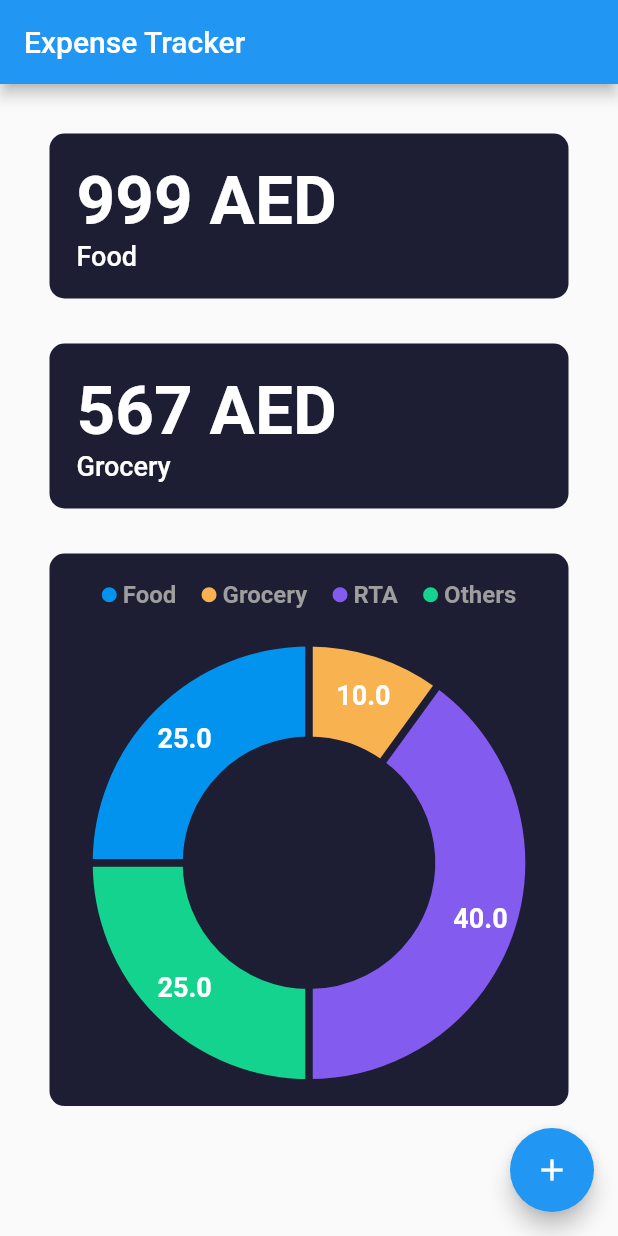
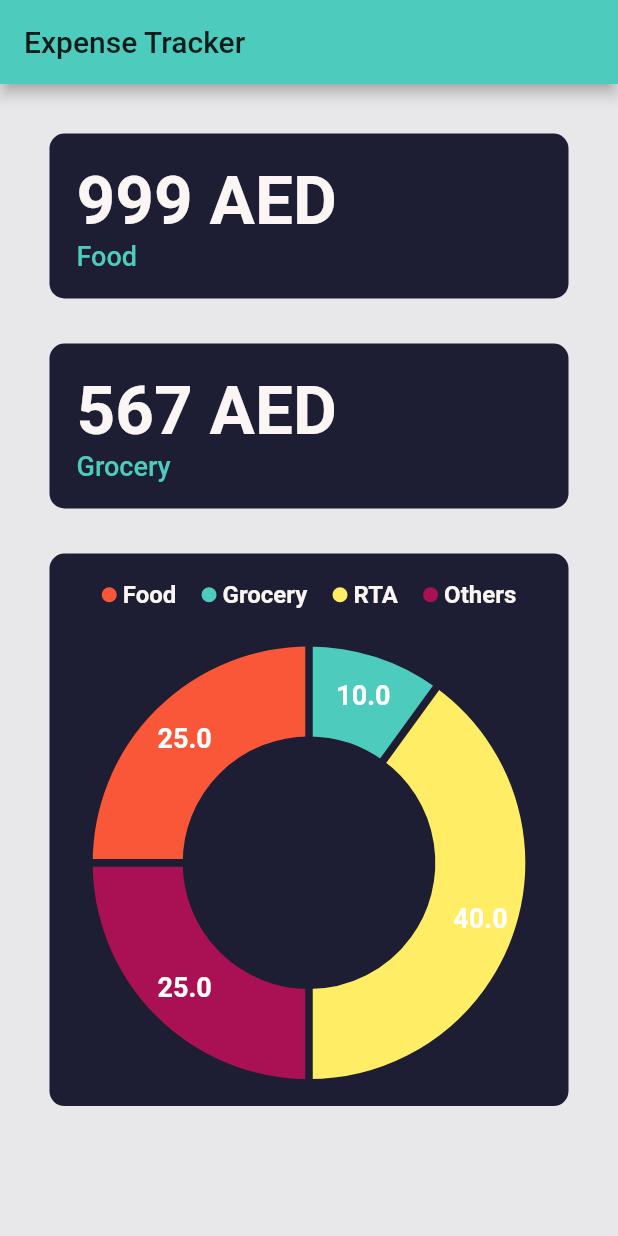
Before and after one commit to Simyan/ExpenseTrackerFlutter, a Flutter app: the screen it shows after launch, on a phone screen of 412 x 824 dp. Run offline on Flutter 3.47's test engine with Material 2 defaults, Android fonts, the phone set to English and light mode, and no system bars; drawn by our look-alikes of fl_chart.

Commit message:
Color scheme

```diff
--- a/lib/components/custom_card.dart
+++ b/lib/components/custom_card.dart
@@ -18,13 +18,15 @@ class CustomCard extends StatelessWidget {
             mainAxisSize: MainAxisSize.min,
             crossAxisAlignment: CrossAxisAlignment.stretch,
             children: <Widget>[
-              Text(value, style: TextStyle(fontSize: 45.0, fontWeight: FontWeight.w700, color: Colors.white)),
-              Text(label, style: TextStyle(fontSize: 18.0, fontWeight: FontWeight.w500, color: Colors.white))
+              Text(value, style: TextStyle(fontSize: 45.0, fontWeight: FontWeight.w700, color: const Color(0xffFBF5F3))),
+              Text(label, style: TextStyle(fontSize: 18.0, fontWeight: FontWeight.w500, color: const Color(0xff4dccbd)))
             ],
           ),
         ),
         margin: EdgeInsets.all(15.0),
-        decoration: BoxDecoration(color: Color(0xFF1D1E33), borderRadius: BorderRadius.circular(10.0))
+        decoration: BoxDecoration(color: Color(0xFF1D1E33), borderRadius: BorderRadius.circular(10.0),
+            //boxShadow: [BoxShadow(color: Color(0xFFFFFFFF).withAlpha(50), spreadRadius: 3.2, blurRadius: 4, offset: Offset(0,3))]
+            ),
     );
   }
 }
--- a/lib/components/indicator.dart
+++ b/lib/components/indicator.dart
@@ -13,7 +13,8 @@ class Indicator extends StatelessWidget {
     this.text,
     this.isSquare,
     this.size = 16,
-    this.textColor = const Color(0xff505050),
+   //this.textColor = const Color(0xff505050),
+    this.textColor = const Color(0xff5BF5F3),
   }) : super(key: key);
 
   @override
--- a/lib/components/pie_chart.dart
+++ b/lib/components/pie_chart.dart
@@ -22,7 +22,7 @@ class PieChartComponent extends StatelessWidget {
           switch (i) {
             case 0:
               return PieChartSectionData(
-                color: const Color(0xff0293ee).withOpacity(opacity),
+                color: const Color(0xffF95738).withOpacity(opacity),
                 value: values[0],
                 title: '${values[0]}',
                 radius: 60,
@@ -32,7 +32,7 @@ class PieChartComponent extends StatelessWidget {
               );
             case 1:
               return PieChartSectionData(
-                color: const Color(0xfff8b250).withOpacity(opacity),
+                color: const Color(0xff4dccbd).withOpacity(opacity),
                 value: values[1],
                 title: '${values[1]}',
                 radius: 60,
@@ -42,7 +42,7 @@ class PieChartComponent extends StatelessWidget {
               );
             case 2:
               return PieChartSectionData(
-                color: const Color(0xff845bef).withOpacity(opacity),
+                color: const Color(0xffffed65).withOpacity(opacity),
                 value: values[2],
                 title: '${values[2]}',
                 radius: 60,
@@ -52,7 +52,7 @@ class PieChartComponent extends StatelessWidget {
               );
             case 3:
               return PieChartSectionData(
-                color: const Color(0xff13d38e).withOpacity(opacity),
+                color: const Color(0xffAA1155).withOpacity(opacity),
                 value: values[3],
                 title: '${values[3]}',
                 radius: 60,
@@ -75,32 +75,32 @@ class PieChartComponent extends StatelessWidget {
             mainAxisAlignment: MainAxisAlignment.spaceEvenly,
             children: <Widget>[
               Indicator(
-                color: const Color(0xff0293ee),
+                color: const Color(0xffF95738),
                 text: 'Food',
                 isSquare: false,
                 size: 10,
-                textColor: Colors.grey,
+                textColor: const Color(0xffFBF5F3),
               ),
               Indicator(
-                color: const Color(0xfff8b250),
+                color: const Color(0xff4dccbd),
                 text: 'Grocery',
                 isSquare: false,
                 size: 10,
-                textColor: Colors.grey,
+                textColor: const Color(0xffFBF5F3),
               ),
               Indicator(
-                color: const Color(0xff845bef),
+                color: const Color(0xffffed65),
                 text: 'RTA',
                 isSquare: false,
                 size: 10,
-                textColor: Colors.grey,
+                textColor: const Color(0xffFBF5F3),
               ),
               Indicator(
-                color: const Color(0xff13d38e),
+                color: const Color(0xffAA1155),
                 text: 'Others',
                 isSquare: false,
                 size: 10,
-                textColor: Colors.grey,
+                textColor: const Color(0xffFBF5F3),
               ),
             ],
           ),
--- a/lib/main.dart
+++ b/lib/main.dart
@@ -11,7 +11,7 @@ class MyApp extends StatelessWidget {
     return MaterialApp(
       title: 'Flutter Demo',
       theme: ThemeData(
-        primarySwatch: Colors.blue,
+        primaryColor: const Color(0xff4dccbd),
         visualDensity: VisualDensity.adaptivePlatformDensity,
       ),
       home: MyHomePage(title: 'Expense Tracker'),
--- a/lib/screens/home_page.dart
+++ b/lib/screens/home_page.dart
@@ -29,6 +29,7 @@ class _MyHomePageState extends State<MyHomePage> {
         // the App.build method, and use it to set our appbar title.
         title: Text(widget.title),
       ),
+      backgroundColor: const Color(0xff1d1e33).withOpacity(0.1),
       body: SingleChildScrollView(
         child:
         Padding(
@@ -55,11 +56,6 @@ class _MyHomePageState extends State<MyHomePage> {
             ],
           ),
         ),
-      ),
-      floatingActionButton: FloatingActionButton(
-        onPressed: _incrementCounter,
-        tooltip: 'Increment',
-        child: Icon(Icons.add),
       ), // This trailing comma makes auto-formatting nicer for build methods.
     );
   }
```
